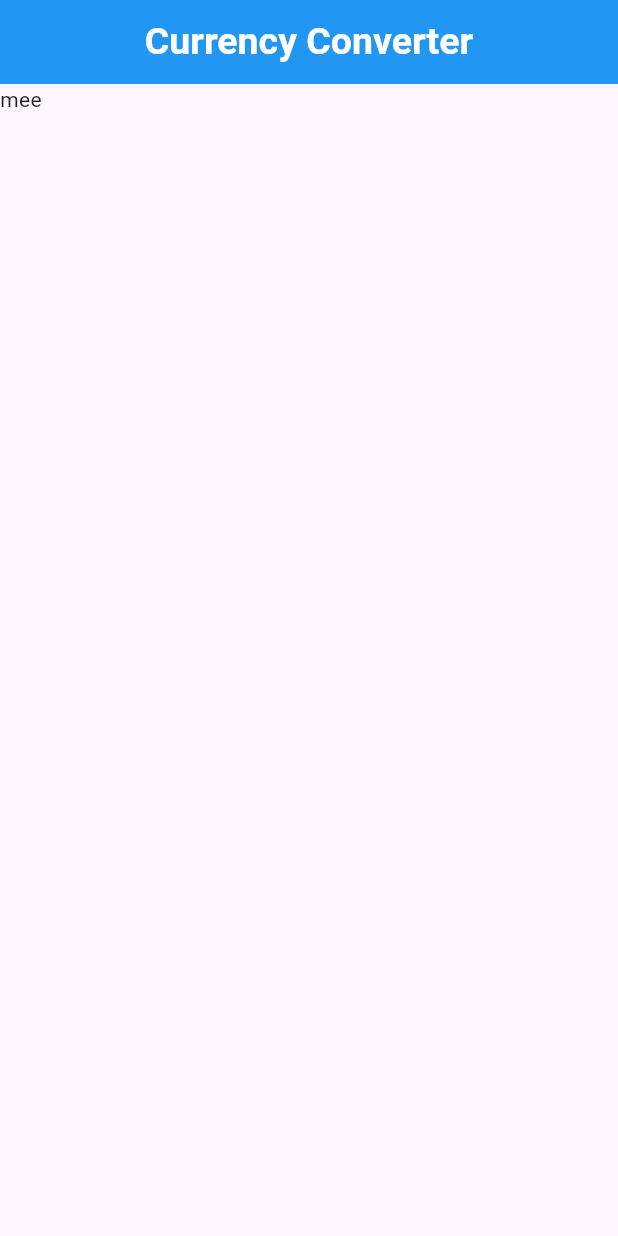
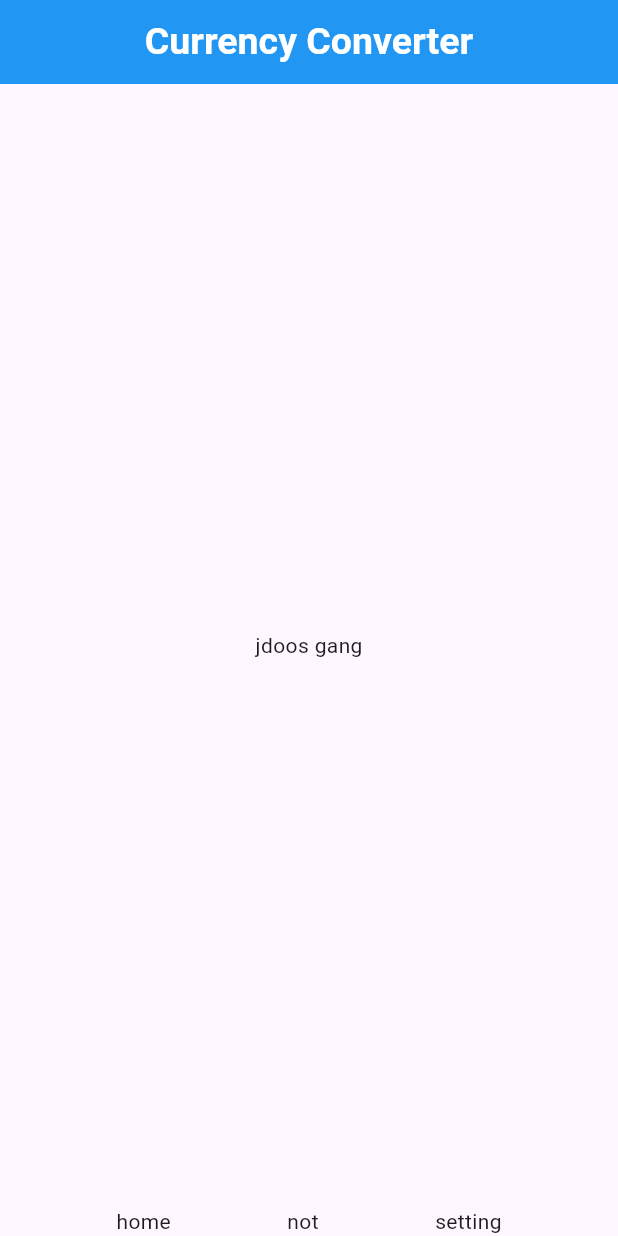
Before and after one commit to jodosjodos/currency_converter, a Flutter app: the screen it shows after launch, on a phone screen of 412 x 824 dp. Run offline on Flutter 3.47's test engine with Material 3 defaults, Android fonts, the phone set to English and light mode, and no system bars.

Commit message:
[add] move scaffold to its file

```diff
--- /dev/null
+++ b/lib/currency_converter_material_page.dart
@@ -0,0 +1,28 @@
+import 'package:flutter/material.dart';
+
+class CurrencyConverterMaterialPage extends StatelessWidget {
+  const CurrencyConverterMaterialPage({super.key});
+
+  @override
+  Widget build(BuildContext context) {
+    return Scaffold(
+      appBar: AppBar(
+        title: const Text(
+          "Currency Converter",
+          style: TextStyle(
+              color: Colors.white, fontWeight: FontWeight.bold, fontSize: 25),
+        ),
+        backgroundColor: Colors.blue[500],
+        centerTitle: true,
+      ),
+      body: const Center(
+        child: Text("jdoos gang"),
+      ),
+      bottomNavigationBar: const Row(
+        mainAxisAlignment: MainAxisAlignment.spaceEvenly,
+
+        children: [Text("home"), Text("not"), Text("setting")],
+      ),
+    );
+  }
+}
--- a/lib/main.dart
+++ b/lib/main.dart
@@ -1,3 +1,4 @@
+import 'package:currency_converter/currency_converter_material_page.dart';
 import 'package:flutter/material.dart';
 
 void main() {
@@ -8,19 +9,8 @@ class MyApp extends StatelessWidget {
   const MyApp({super.key});
   @override
   Widget build(BuildContext context) {
-    return MaterialApp(
-      home: Scaffold(
-        appBar: AppBar(
-          title: const Text(
-            "Currency Converter",
-            style: TextStyle(
-                color: Colors.white, fontWeight: FontWeight.bold, fontSize: 25),
-          ),
-          backgroundColor: Colors.blue[500],
-          centerTitle: true,
-        ),
-        body: const Text("mee "),
-      ),
+    return const MaterialApp(
+      home:CurrencyConverterMaterialPage(),
     );
   }
 }
```
